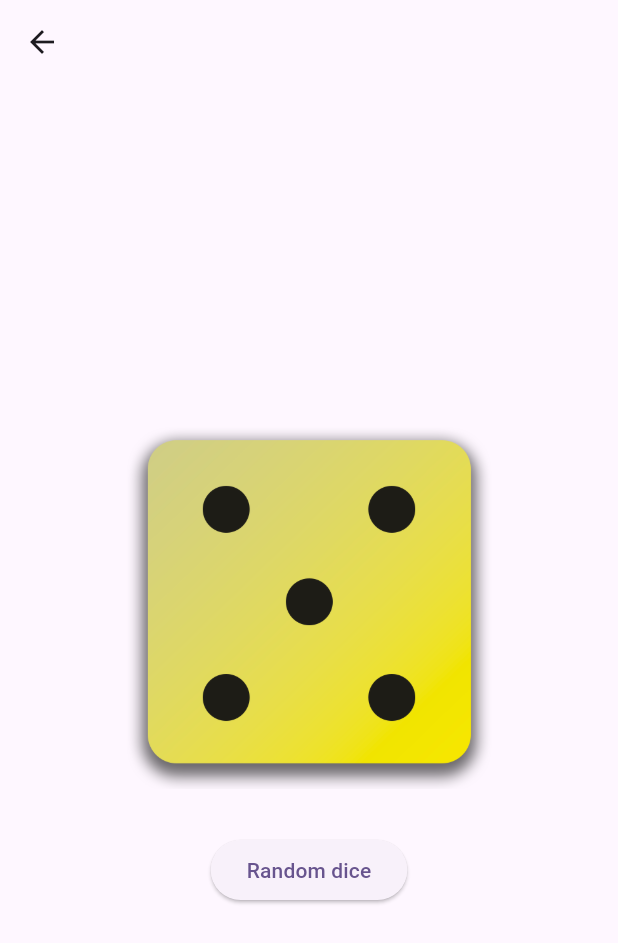
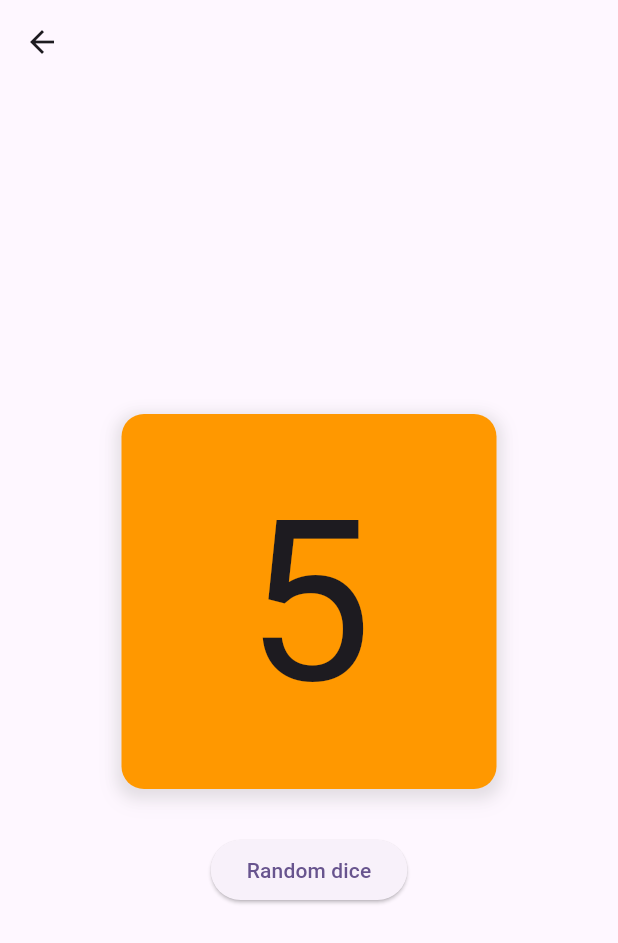
Before and after one commit to emanuelnlopez/flutter-globant-academy-rolldice, a Flutter app: the RollDiceView screen opened directly, after a tap on "Random dice", on a phone screen of 412 x 824 dp. Shown: the top 943 px of the screen. Run offline on Flutter 3.47's test engine with Material 3 defaults, Android fonts, the phone set to English and light mode, and no system bars; our stand-ins replace bloc, dio, equatable, flutter_bloc.

```diff
--- a/lib/bloc_logic/dicebloc.dart
+++ b/lib/bloc_logic/dicebloc.dart
@@ -1,19 +1,19 @@
-import 'dart:math';
-
 import 'package:bloc/bloc.dart';
+import 'package:rolldice/service/dice_service.dart';
+import 'package:rolldice/service/six_slides_dice_service.dart';
 
 import 'dicebloc_state.dart';
 
 class DiceBloc extends Bloc<DiceStatus, DiceStates> {
   DiceBloc(super.initialState);
 
+  DiceService service = SixSlidesDiceService();
+
   Future<void> randomize() async {
     emit(state.copyWith(stats: DiceStatus.processing));
 
-    await Future.delayed(const Duration(milliseconds: 300));
+    final side = await service.rollDice();
 
-    final random = Random();
-
-    emit(state.copyWith(stats: DiceStatus.done, side: random.nextInt(6) + 1));
+    emit(state.copyWith(stats: DiceStatus.done, side: side));
   }
 }
--- a/lib/rolldicebloc.dart
+++ b/lib/rolldicebloc.dart
@@ -33,9 +33,33 @@ class RollDiceView extends StatelessWidget {
                   ? const Center(
                       child: CircularProgressIndicator(),
                     )
-                  : Image.asset(
-                      "assets/dice-${state.currentSide}.png",
+                  : Container(
                       width: 250,
+                      height: 250,
+                      decoration: BoxDecoration(
+                        color: Colors.orange,
+                        borderRadius: BorderRadius.circular(15),
+                        boxShadow: [
+                          BoxShadow(
+                            color: Colors.grey.withOpacity(0.2),
+                            spreadRadius: 3,
+                            blurRadius: 7,
+                            offset: const Offset(0, 3),
+                          ),
+                          BoxShadow(
+                            color: Colors.grey.withOpacity(0.1),
+                            spreadRadius: 5,
+                            blurRadius: 10,
+                            offset: const Offset(0, 5),
+                          ),
+                        ],
+                      ),
+                      child: Center(
+                        child: Text(
+                          state.currentSide.toString(),
+                          style: const TextStyle(fontSize: 150.0),
+                        ),
+                      ),
                     );
             },
           ),
--- /dev/null
+++ b/lib/service/always_one_dice_service.dart
@@ -0,0 +1,10 @@
+import 'package:rolldice/service/dice_service.dart';
+
+class AlwaysOneDiceService implements DiceService {
+  @override
+  Future<int> rollDice() async {
+    await Future.delayed(const Duration(milliseconds: 300));
+
+    return 1;
+  }
+}
--- /dev/null
+++ b/lib/service/dice_service.dart
@@ -0,0 +1,3 @@
+abstract class DiceService {
+  Future<int> rollDice();
+}
--- /dev/null
+++ b/lib/service/n_slices_dice_service.dart
@@ -0,0 +1,18 @@
+import 'dart:math';
+
+import 'package:rolldice/service/dice_service.dart';
+
+class NSlicesDiceService implements DiceService {
+  final random = Random();
+
+  NSlicesDiceService({required this.numberOfSlides});
+
+  final int numberOfSlides;
+
+  @override
+  Future<int> rollDice() async {
+    await Future.delayed(const Duration(milliseconds: 300));
+
+    return random.nextInt(numberOfSlides) + 1;
+  }
+}
--- /dev/null
+++ b/lib/service/six_slides_dice_service.dart
@@ -0,0 +1,5 @@
+import 'package:rolldice/service/n_slices_dice_service.dart';
+
+class SixSlidesDiceService extends NSlicesDiceService {
+  SixSlidesDiceService() : super(numberOfSlides: 6);
+}
--- /dev/null
+++ b/lib/service/twenty_slides_dice_service.dart
@@ -0,0 +1,5 @@
+import 'package:rolldice/service/n_slices_dice_service.dart';
+
+class TwentySlidesDiceService extends NSlicesDiceService {
+  TwentySlidesDiceService() : super(numberOfSlides:20);
+}
```
